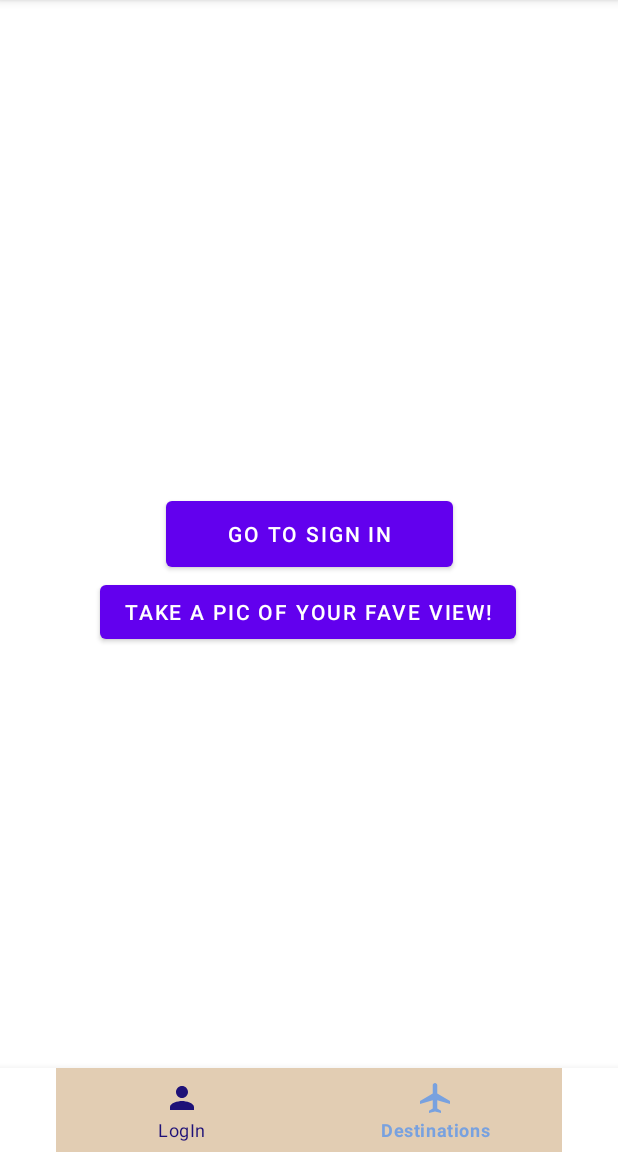
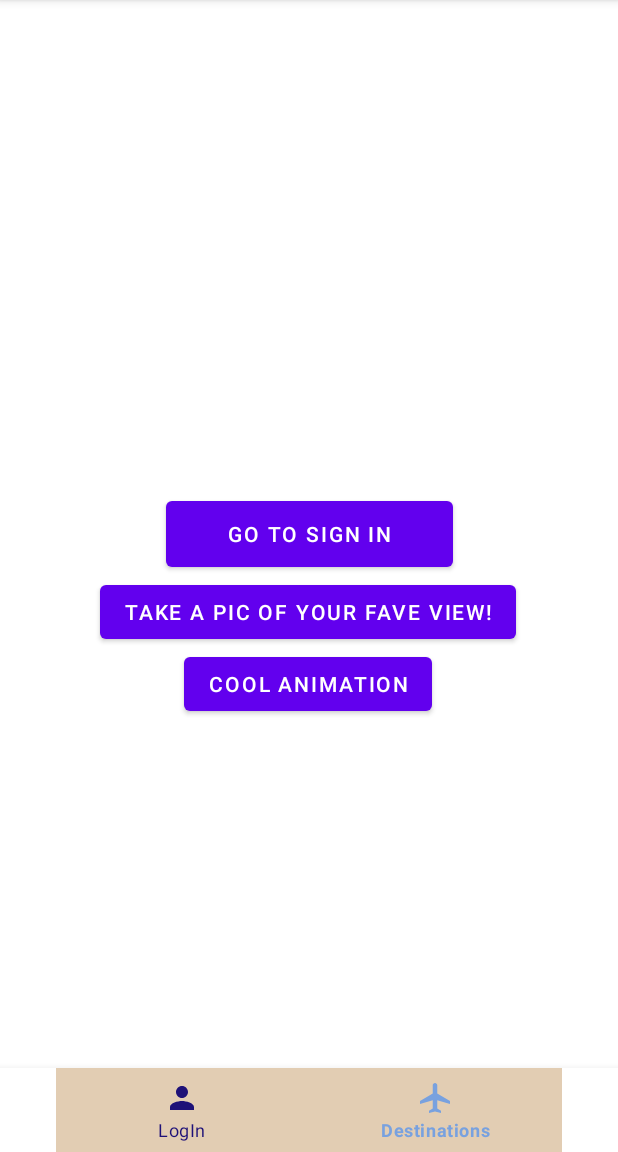
Before and after one commit to dariahazaparu/Vacante, an Android app: the screen it shows after launch (MainActivity), on a phone screen of 412 x 824 dp, the part 84-1236 px from its top. Run offline under Robolectric (Android 15) with nearby library versions, the light colour scheme and no system bars.

Commit message:
final version, added motionlayout animation

```diff
--- a/app/src/main/java/com/example/vacante/MainActivity.java
+++ b/app/src/main/java/com/example/vacante/MainActivity.java
@@ -45,10 +45,24 @@ public class MainActivity extends AppCompatActivity {
 
         Button captureImage = (Button)findViewById(R.id.captureimage);
 
+//        ObjectAnimator objectAnimator1 = ObjectAnimator.ofFloat(captureImage, "alpha", 0, 1).setDuration(2000);
+//        objectAnimator.setTarget(captureImage);
+//        objectAnimator.start();
+
         captureImage.setOnClickListener(new View.OnClickListener() {
             @Override
             public void onClick(View v) {
                 startActivity(new Intent(MainActivity.this, CameraActivity.class));
+                //finish();
+            }
+        });
+
+        Button animation = (Button)findViewById(R.id.animation);
+
+        animation.setOnClickListener(new View.OnClickListener() {
+            @Override
+            public void onClick(View v) {
+                startActivity(new Intent(MainActivity.this, MotionLayoutActivity.class));
                 //finish();
             }
         });
--- a/app/src/main/res/layout/activity_main.xml
+++ b/app/src/main/res/layout/activity_main.xml
@@ -30,6 +30,17 @@
         app:layout_constraintStart_toStartOf="parent"
         app:layout_constraintTop_toBottomOf="@+id/signin" />
 
+    <Button
+        android:id="@+id/animation"
+        android:layout_width="wrap_content"
+        android:layout_height="wrap_content"
+        android:layout_gravity="center"
+        android:text="@string/cool_animation"
+        app:layout_constraintEnd_toEndOf="parent"
+        app:layout_constraintHorizontal_bias="0.496"
+        app:layout_constraintStart_toStartOf="parent"
+        app:layout_constraintTop_toBottomOf="@+id/captureimage" />
+
     <FrameLayout
         android:id="@+id/flFragment"
         android:layout_width="match_parent"
--- a/app/src/main/res/values/strings.xml
+++ b/app/src/main/res/values/strings.xml
@@ -15,4 +15,5 @@
     <string name="preview_area">Preview Area</string>
     <string name="capture">Capture</string>
     <string name="show_view">Take a pic of your fave view!</string>
+    <string name="cool_animation">Cool animation</string>
 </resources>
```
Also changed, not shown: app/src/main/AndroidManifest.xml (+8 -5 lines), app/src/main/java/com/example/vacante/MotionLayoutActivity.java (added, +14 -0 lines), app/src/main/res/layout/activity_motion_layout.xml (added, +17 -0 lines), app/src/main/res/xml/activity_motion_layout_scene.xml (added, +38 -0 lines).
